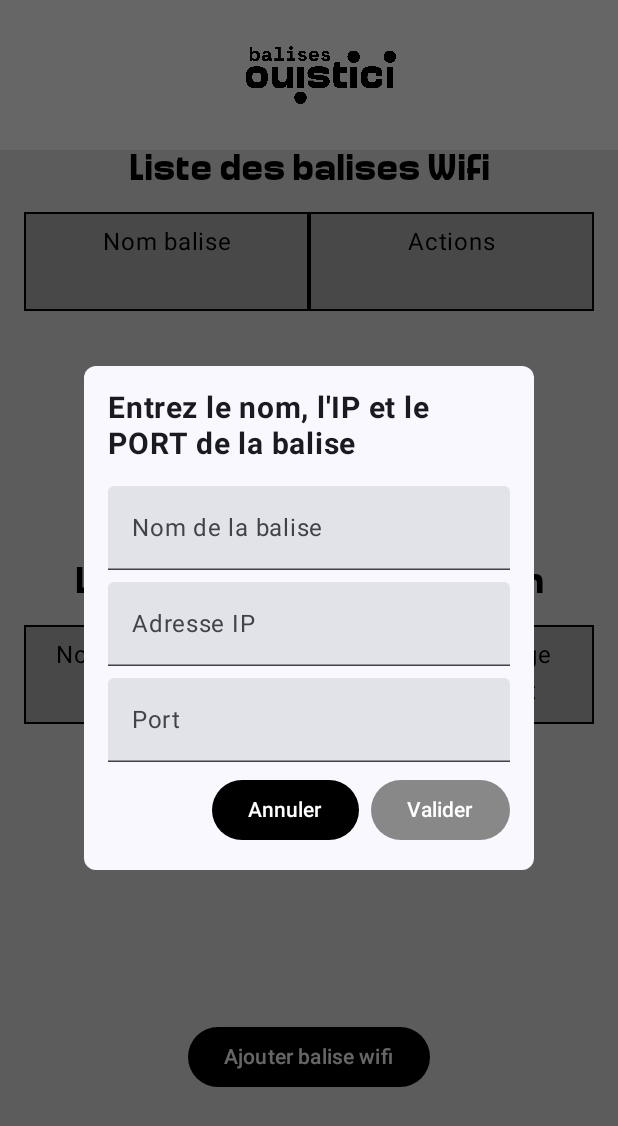
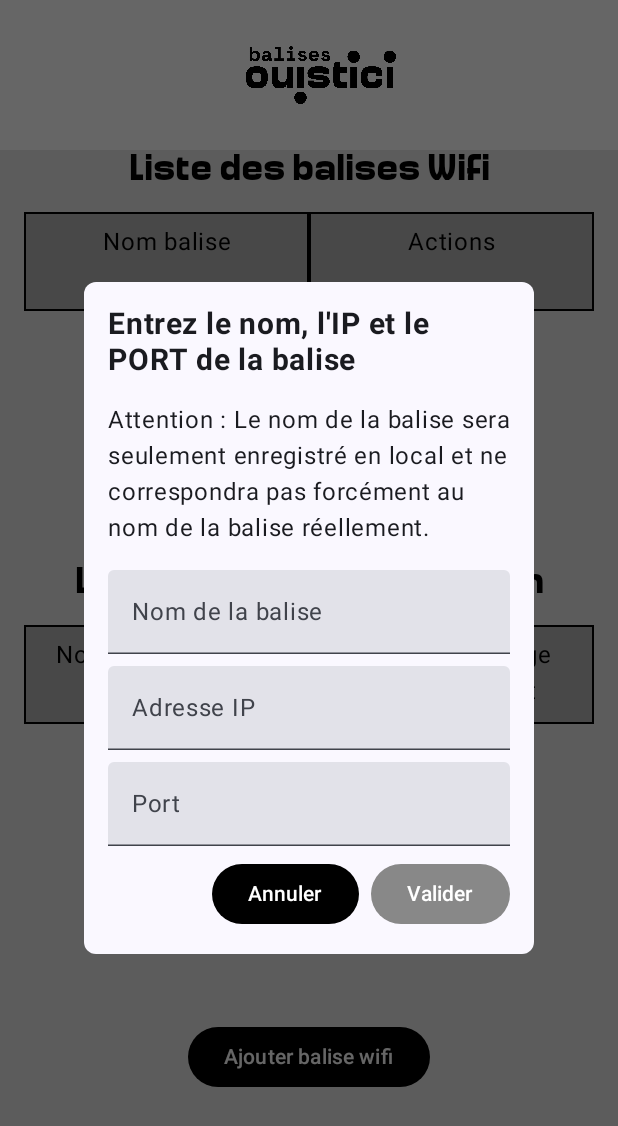
Before and after one commit to balises-ouistici/OuisticiApp, an Android app built with Jetpack Compose: the screen it shows after launch (MainActivity), after a tap on "Ajouter balise wifi", on a phone screen of 412 x 824 dp. Shown: the top 1126 px of the screen. Run offline under Robolectric (Android 15) with nearby library versions, the phone set to English and light mode, and no system bars; our stand-ins replace Room's generated code, livedata-compose.

Commit message:
message de prévention sur le nom qui n'est stocké qu'en local

```diff
--- a/application/app/src/main/java/com/example/ouistici/ui/listeBalises/ListeBalisesComposable.kt
+++ b/application/app/src/main/java/com/example/ouistici/ui/listeBalises/ListeBalisesComposable.kt
@@ -206,6 +206,10 @@ fun IpPortDialog(onDismiss: () -> Unit, onConfirm: (String, String, String) -> U
                         }
                 )
                 Spacer(modifier = Modifier.height(16.dp))
+                Text(
+                    text = "Attention : Le nom de la balise sera seulement enregistré en local et ne correspondra pas forcément au nom de la balise réellement.",
+                )
+                Spacer(modifier = Modifier.height(16.dp))
                 TextField(
                     value = name,
                     onValueChange = { name = it },
@@ -282,6 +286,10 @@ fun EditBaliseDialog(balise: BaliseEntity, onDismiss: () -> Unit, onConfirm: (St
                         .semantics {
                             contentDescription = "Modifier le nom, l'adresse IP et le port de la balise."
                         }
+                )
+                Spacer(modifier = Modifier.height(16.dp))
+                Text(
+                    text = "Attention : Le nom de la balise sera seulement enregistré en local et ne correspondra pas forcément au nom de la balise réellement.",
                 )
                 Spacer(modifier = Modifier.height(16.dp))
                 TextField(
```
